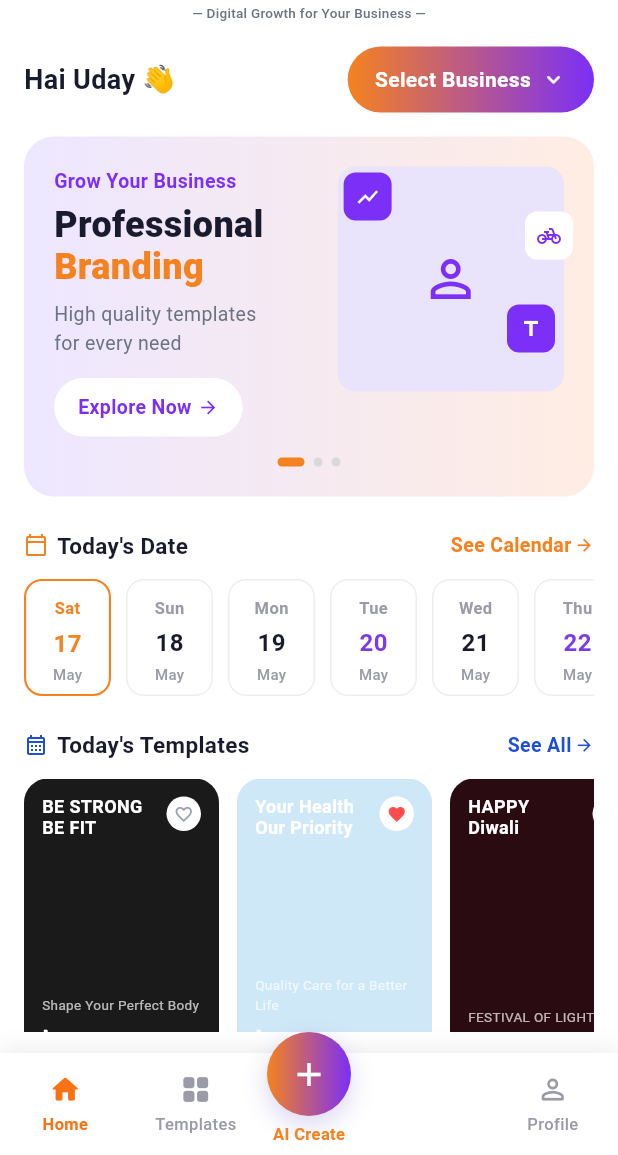
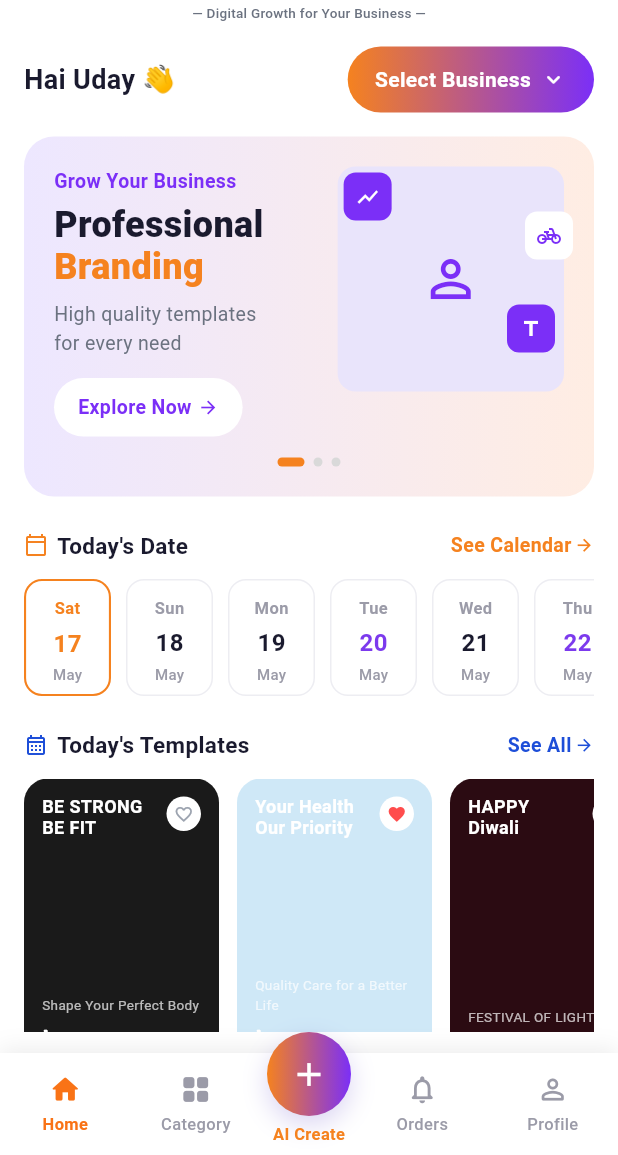
Before and after one commit to vivekgupta-tech/Flexwala, a Flutter app: the HomePage screen opened by its route, on a phone screen of 412 x 824 dp, the part 81-1236 px from its top. Run offline on Flutter 3.47's test engine with Material 3 defaults, Android fonts, the phone set to English and light mode, and no system bars; our stand-ins replace connectivity_plus, dio, equatable, flutter_bloc, flutter_secure_storage, get_it and 1 more; accounts and stored records are empty; network calls fail.

Commit message:
Refactor `AppBottomNav` into core widgets and implement navigation logic across screens

```diff
--- /dev/null
+++ b/lib/core/widgets/navigation/app_bottom_nav.dart
@@ -0,0 +1,141 @@
+import 'package:flutter/material.dart';
+import '../../theme/app_colors.dart';
+import '../../theme/app_text_styles.dart';
+
+class NavItemData {
+  final IconData icon;
+  final String label;
+  const NavItemData({required this.icon, required this.label});
+}
+
+class AppBottomNav extends StatelessWidget {
+  final List<NavItemData>? items;
+  final int currentIndex;
+  final String centerLabel;
+  final IconData centerIcon;
+  final ValueChanged<int>? onItemTap;
+  final VoidCallback? onCenterTap;
+
+  const AppBottomNav({
+    super.key,
+    this.items,
+    required this.currentIndex,
+    this.centerLabel = 'AI Create',
+    this.centerIcon = Icons.add,
+    this.onItemTap,
+    this.onCenterTap,
+  });
+
+  static const List<NavItemData> defaultItems = [
+    NavItemData(icon: Icons.home_rounded, label: 'Home'),
+    NavItemData(icon: Icons.grid_view_rounded, label: 'Category'),
+    NavItemData(icon: Icons.notifications_none_rounded, label: 'Orders'),
+    NavItemData(icon: Icons.person_outline_rounded, label: 'Profile'),
+  ];
+
+  @override
+  Widget build(BuildContext context) {
+    final navItems = items ?? defaultItems;
+    return SizedBox(
+      height: 82,
+      child: Stack(
+        clipBehavior: Clip.none,
+        alignment: Alignment.topCenter,
+        children: [
+          Positioned(
+            left: 0,
+            right: 0,
+            top: 14,
+            bottom: 0,
+            child: Container(
+              decoration: const BoxDecoration(
+                color: Colors.white,
+                boxShadow: [
+                  BoxShadow(
+                    color: Color(0x14000000),
+                    blurRadius: 12,
+                    offset: Offset(0, -2),
+                  ),
+                ],
+              ),
+              child: Builder(
+                builder: (context) {
+                  final int half = navItems.length ~/ 2;
+                  final left = navItems.sublist(0, half);
+                  final right = navItems.sublist(half);
+                  return Row(
+                    children: [
+                      for (int i = 0; i < left.length; i++) _navSlot(left[i], i),
+                      const SizedBox(width: 64),
+                      for (int i = 0; i < right.length; i++)
+                        _navSlot(right[i], half + i),
+                    ],
+                  );
+                },
+              ),
+            ),
+          ),
+          Positioned(
+            top: 0,
+            child: GestureDetector(
+              onTap: onCenterTap,
+              child: Column(
+                children: [
+                  Container(
+                    width: 56,
+                    height: 56,
+                    decoration: const BoxDecoration(
+                      gradient: AppColors.brandGradient,
+                      shape: BoxShape.circle,
+                      boxShadow: [
+                        BoxShadow(
+                          color: Color(0x334A2FBF),
+                          blurRadius: 14,
+                          offset: Offset(0, 6),
+                        ),
+                      ],
+                    ),
+                    alignment: Alignment.center,
+                    child: Icon(centerIcon, color: Colors.white, size: 26),
+                  ),
+                  const SizedBox(height: 4),
+                  Text(
+                    centerLabel,
+                    style: AppTextStyles.navLabelActive.copyWith(
+                      color: AppColors.primaryOrange,
+                    ),
+                  ),
+                ],
+              ),
+            ),
+          ),
+        ],
+      ),
+    );
+  }
+
+  Widget _navSlot(NavItemData item, int index) {
+    if (item.label.isEmpty) return const Expanded(child: SizedBox());
+    final bool active = index == currentIndex;
+    return Expanded(
+      child: InkWell(
+        onTap: () => onItemTap?.call(index),
+        child: Column(
+          mainAxisAlignment: MainAxisAlignment.center,
+          children: [
+            Icon(
+              item.icon,
+              size: 22,
+              color: active ? AppColors.navActive : AppColors.navInactive,
+            ),
+            const SizedBox(height: 4),
+            Text(
+              item.label,
+              style: active ? AppTextStyles.navLabelActive : AppTextStyles.navLabel,
+            ),
+          ],
+        ),
+      ),
+    );
+  }
+}
--- a/lib/features/business_category/presentation/business_category_page.dart
+++ b/lib/features/business_category/presentation/business_category_page.dart
@@ -1,7 +1,7 @@
 import 'package:flutter/material.dart';
 import '../../../core/theme/app_colors.dart';
+import '../../../core/widgets/navigation/app_bottom_nav.dart';
 import '../../home/presentation/widgets/premium_banner.dart';
-import '../../menu/presentation/pages/bottom_nav.dart';
 import '../data/business_category_mock_data.dart';
 import 'widgets/category_header.dart';
 import 'widgets/category_search_bar.dart';
@@ -67,17 +67,23 @@ class BusinessCategoryPage extends StatelessWidget {
                 ],
               ),
             ),
-            AppBottomNav(
-              items: [
-                NavItemData(icon: Icons.grid_view_rounded, label: 'कॅटेगरी'),
-                NavItemData(icon: Icons.person_outline_rounded, label: 'प्रोफाइल'),
-              ],
-              centerLabel: 'होम',
-              centerIcon: Icons.home_rounded,
-              currentIndex: 0,
-            ),
           ],
         ),
+      ),
+      bottomNavigationBar: AppBottomNav(
+        items: const [
+          NavItemData(icon: Icons.grid_view_rounded, label: 'कॅटेगरी'),
+          NavItemData(icon: Icons.person_outline_rounded, label: 'प्रोफाइल'),
+        ],
+        centerLabel: 'होम',
+        centerIcon: Icons.home_rounded,
+        currentIndex: 0,
+        onCenterTap: () => Navigator.pushReplacementNamed(context, '/home'),
+        onItemTap: (index) {
+          if (index == 0) {
+             Navigator.pushNamed(context, '/category');
+          }
+        },
       ),
     );
   }
--- a/lib/features/home/presentation/home_page.dart
+++ b/lib/features/home/presentation/home_page.dart
@@ -1,6 +1,6 @@
 import 'package:flutter/material.dart';
 import '../../../core/theme/app_colors.dart';
-import 'package:flexify/features/menu/presentation/pages/bottom_nav.dart';
+import 'package:flexify/core/widgets/navigation/app_bottom_nav.dart';
 import '../data/home_mock_data.dart';
 import 'widgets/home_header.dart';
 import 'widgets/greeting_row.dart';
@@ -42,17 +42,16 @@ class HomePage extends StatelessWidget {
                 ],
               ),
             ),
-            AppBottomNav(
-              items: const [
-                NavItemData(icon: Icons.home_rounded, label: 'Home'),
-                NavItemData(icon: Icons.grid_view_rounded, label: 'Templates'),
-                NavItemData(icon: Icons.circle, label: ''),
-                NavItemData(icon: Icons.person_outline_rounded, label: 'Profile'),
-              ],
-              currentIndex: 0,
-            ),
           ],
         ),
+      ),
+      bottomNavigationBar: AppBottomNav(
+        currentIndex: 0,
+        onItemTap: (index) {
+          if (index == 1) {
+            Navigator.pushNamed(context, '/category');
+          }
+        },
       ),
     );
   }
--- a/lib/features/menu/presentation/pages/menu_screen.dart
+++ b/lib/features/menu/presentation/pages/menu_screen.dart
@@ -1,6 +1,6 @@
 import 'package:flutter/material.dart';
 import 'package:flexify/core/theme/app_colors.dart';
-import 'package:flexify/features/menu/presentation/pages/bottom_nav.dart';
+import 'package:flexify/core/widgets/navigation/app_bottom_nav.dart';
 import 'package:flexify/core/widgets/common_widgets.dart';
 
 import 'package:flexify/features/menu/presentation/widgets/app_drawer.dart';
@@ -107,7 +107,15 @@ class MenuScreen extends StatelessWidget {
     return Scaffold(
       backgroundColor: Colors.white,
       drawer: const AppDrawer(),
-      bottomNavigationBar: const AppBottomNav(currentIndex: 0),
+      bottomNavigationBar: AppBottomNav(
+        currentIndex: 0,
+        onItemTap: (index) {
+           if (index == 1) {
+             Navigator.pushNamed(context, '/category');
+           }
+        },
+        onCenterTap: () => Navigator.pushReplacementNamed(context, '/home'),
+      ),
       body: SafeArea(
         child: ListView(
           padding: const EdgeInsets.symmetric(horizontal: 16),
```
